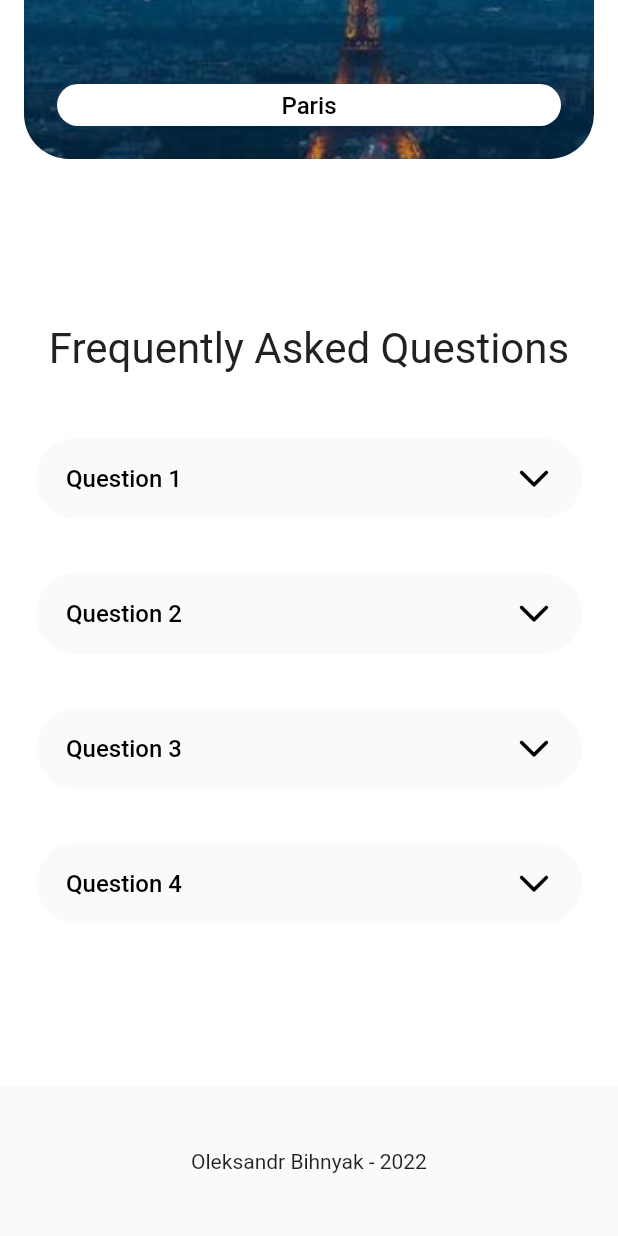
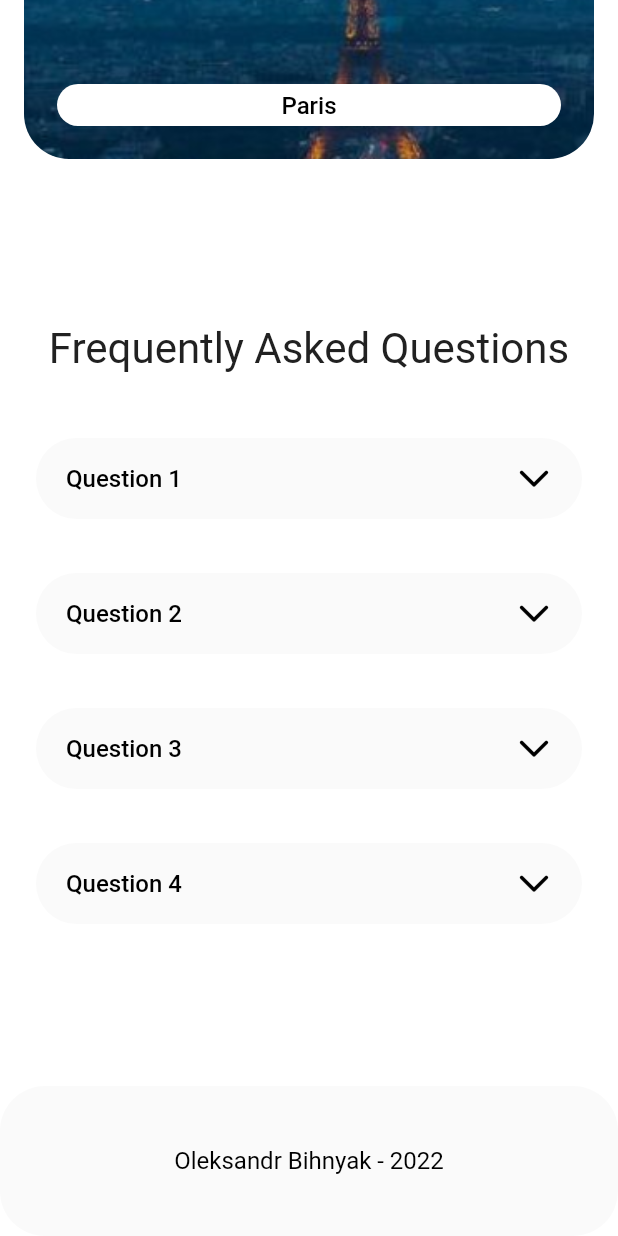
Before and after one commit to AlexThunder2000/weatherApp, a Flutter app: the screen it shows after launch, scrolled down 1282 dp, on a phone screen of 412 x 824 dp. Run offline on Flutter 3.47's test engine with Material 2 defaults, Android fonts, the phone set to English and light mode, and no system bars; our stand-ins replace dropdown_textfield.

Commit message:
just for save

```diff
--- a/lib/constants.dart
+++ b/lib/constants.dart
@@ -11,6 +11,7 @@ Color mainBlue = Color(0xFF90CAF9);
 Color mainNightBlue = Color(0xFF2A344B);
 Color mainBlack = Color(0xFF212121);
 Color mainGray = Color(0xFF9E9E9E);
+Color lightGray = Color(0xFFFAFAFA);
 
 Color mainColor = isDay ? mainBlue : mainNightBlue;
 
--- a/lib/main.dart
+++ b/lib/main.dart
@@ -81,11 +81,15 @@ class _MyAppState extends State<MyApp> {
                 padding: const EdgeInsets.fromLTRB(0, 100, 0, 0),
                 child: Container(
                   height: 100,
-                  decoration: const BoxDecoration(
-                    color: Color(0xFFFAFAFA),
-                  ),
+                  decoration: customBoxDecoration(lightGray),
                   child: Center(
-                    child: Text('Oleksandr Bihnyak - $whatYearNow'),
+                    child: Text(
+                      'Oleksandr Bihnyak - $whatYearNow',
+                      style: TextStyle(
+                        color: Colors.black,
+                        fontSize: 16,
+                      ),
+                    ),
                   ),
                 ),
               ),
--- a/lib/question_widget.dart
+++ b/lib/question_widget.dart
@@ -66,15 +66,17 @@ class _QuestionsState extends State<Questions> {
             AnimatedCrossFade(
               duration: const Duration(microseconds: 1),
               firstChild: const SizedBox.shrink(),
-              secondChild: Container(
-                margin: const EdgeInsets.fromLTRB(16, 5, 16, 0),
-                decoration: customBoxDecoration(
-                  Color(0xFFFAFAFA),
-                ),
-                child: Center(
-                  child: Padding(
-                    padding: EdgeInsets.symmetric(horizontal: 20, vertical: 15),
-                    child: Text(questions[index].answer),
+              secondChild: Padding(
+                padding: const EdgeInsets.all(8.0),
+                child: Container(
+                  margin: const EdgeInsets.fromLTRB(16, 5, 16, 0),
+                  decoration: customBoxDecoration(lightGray),
+                  child: Center(
+                    child: Padding(
+                      padding:
+                          EdgeInsets.symmetric(horizontal: 20, vertical: 15),
+                      child: Text(questions[index].answer),
+                    ),
                   ),
                 ),
               ),
```
